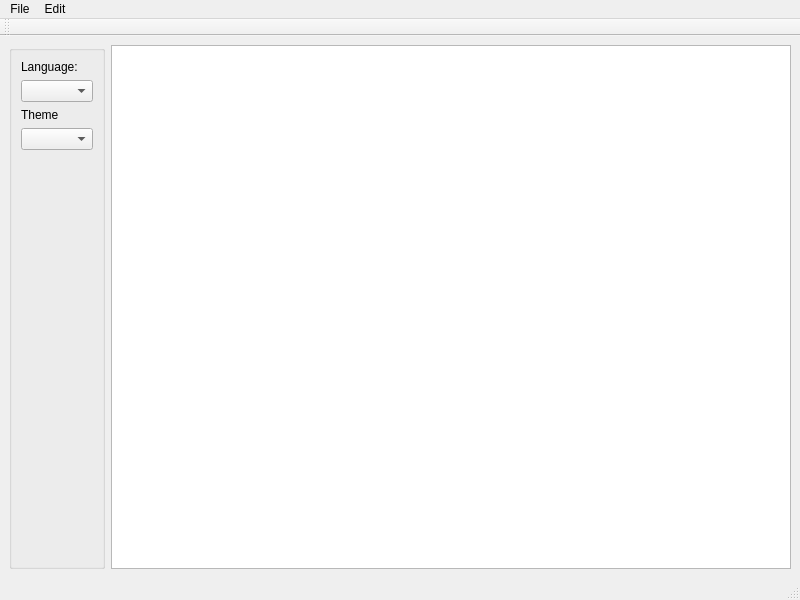
First picture: the form in mainwindow.ui, repository Arasano/QSourceHighlite, before the edit.
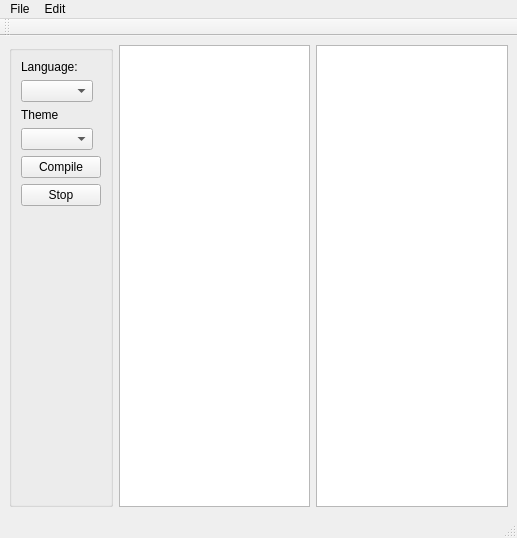
Second picture: the form after the edit. Icons and pictures are not drawn.

Commit message: feat(compilation): add compile stop btns, add compilation for python files

The edit to the form file:
```diff
--- a/mainwindow.ui
+++ b/mainwindow.ui
@@ -6,8 +6,8 @@
    <rect>
     <x>0</x>
     <y>0</y>
-    <width>800</width>
-    <height>600</height>
+    <width>517</width>
+    <height>538</height>
    </rect>
   </property>
   <property name="windowTitle">
@@ -60,12 +60,29 @@
        <item row="3" column="0">
         <widget class="QComboBox" name="themeComboBox"/>
        </item>
+       <item row="4" column="0">
+        <widget class="QPushButton" name="compilePushButton">
+         <property name="text">
+          <string>Compile</string>
+         </property>
+        </widget>
+       </item>
+       <item row="5" column="0">
+        <widget class="QPushButton" name="stopPushButton">
+         <property name="text">
+          <string>Stop</string>
+         </property>
+        </widget>
+       </item>
       </layout>
      </widget>
     </item>
     <item>
      <widget class="QPlainTextEdit" name="plainTextEdit"/>
     </item>
+    <item>
+     <widget class="QPlainTextEdit" name="outputWindow"/>
+    </item>
    </layout>
   </widget>
   <widget class="QStatusBar" name="statusBar"/>
@@ -74,8 +91,8 @@
     <rect>
      <x>0</x>
      <y>0</y>
-     <width>800</width>
-     <height>21</height>
+     <width>517</width>
+     <height>23</height>
     </rect>
    </property>
    <property name="sizePolicy">
```
The commit also changes 2 other files.
